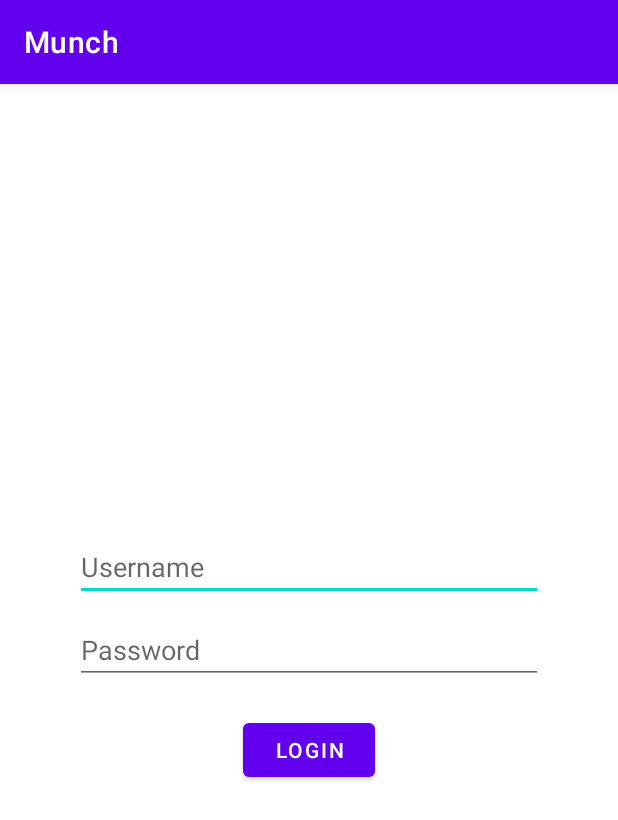
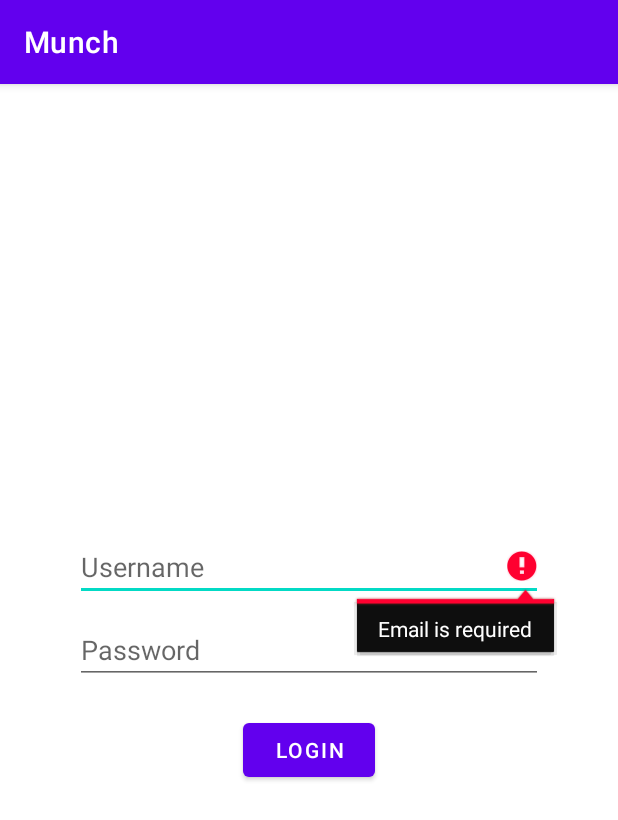
Before and after one commit to keithpang1238/Munch, an Android app: the screen it shows after launch (MainActivity before the commit, LoginActivity after it), after a tap on "LOGIN", on a phone screen of 412 x 824 dp. Shown: the top 820 px of the screen. Run offline under Robolectric (Android 15) with nearby library versions, the phone set to English and light mode, and no system bars; our stand-ins replace Firebase (no records; nobody signed in at launch, a user with empty details on screens opened directly).

Commit message:
Implement Firebase login

```diff
--- a/app/build.gradle
+++ b/app/build.gradle
@@ -1,5 +1,6 @@
 plugins {
     id 'com.android.application'
+    id 'com.google.gms.google-services'
 }
 
 android {
@@ -42,6 +43,7 @@ dependencies {
     implementation 'androidx.navigation:navigation-fragment:2.3.0'
     implementation 'androidx.navigation:navigation-ui:2.3.0'
     implementation 'androidx.legacy:legacy-support-v4:1.0.0'
+    implementation 'com.google.firebase:firebase-auth:19.2.0'
     testImplementation 'junit:junit:4.+'
     androidTestImplementation 'androidx.test.ext:junit:1.1.3'
     androidTestImplementation 'androidx.test.espresso:espresso-core:3.4.0'
--- a/app/src/main/AndroidManifest.xml
+++ b/app/src/main/AndroidManifest.xml
@@ -24,7 +24,7 @@
             android:name=".HomeActivity"
             android:exported="true" />
         <activity
-            android:name=".MainActivity"
+            android:name=".LoginActivity"
             android:exported="true">
             <intent-filter>
                 <action android:name="android.intent.action.MAIN" />
--- /dev/null
+++ b/app/src/main/java/com/example/munch/LoginActivity.java
@@ -0,0 +1,79 @@
+package com.example.munch;
+
+import androidx.annotation.NonNull;
+import androidx.appcompat.app.AppCompatActivity;
+
+import android.content.Intent;
+import android.os.Bundle;
+import android.text.TextUtils;
+import android.view.View;
+import android.widget.Button;
+import android.widget.EditText;
+import android.widget.Toast;
+
+import com.google.android.gms.tasks.OnCompleteListener;
+import com.google.android.gms.tasks.Task;
+import com.google.firebase.auth.AuthResult;
+import com.google.firebase.auth.FirebaseAuth;
+
+public class LoginActivity extends AppCompatActivity implements View.OnClickListener{
+
+    private Button loginBtn;
+    private EditText usernameEdit;
+    private EditText passwordEdit;
+    private FirebaseAuth mAuth;
+
+    @Override
+    protected void onCreate(Bundle savedInstanceState) {
+        super.onCreate(savedInstanceState);
+        setContentView(R.layout.activity_main);
+        mAuth = FirebaseAuth.getInstance();
+
+        loginBtn = findViewById(R.id.loginBtn);
+        usernameEdit = findViewById(R.id.usernameEdit);
+        passwordEdit = findViewById(R.id.passwordEdit);
+
+        loginBtn.setOnClickListener(this);
+    }
+
+    @Override
+    public void onClick(View view) {
+        switch(view.getId()) {
+            case R.id.loginBtn:
+                verifyCredentials();
+            default:
+                break;
+        }
+    }
+
+    private void verifyCredentials() {
+        String email = usernameEdit.getText().toString().trim();
+        String password = passwordEdit.getText().toString().trim();
+
+        if (TextUtils.isEmpty(email)) {
+            usernameEdit.setError("Email is required");
+            return;
+        }
+
+        if (TextUtils.isEmpty(password)) {
+            usernameEdit.setError("Password is required");
+            return;
+        }
+
+        mAuth.signInWithEmailAndPassword(email, password).addOnCompleteListener(
+            new OnCompleteListener<AuthResult>() {
+                @Override
+                public void onComplete(@NonNull Task<AuthResult> task) {
+                    if (task.isSuccessful()) {
+                        Toast.makeText(LoginActivity.this, "Logged in successfully", Toast.LENGTH_SHORT).show();
+                        startActivity(new Intent(LoginActivity.this, HomeActivity.class));
+                    } else {
+                        Toast.makeText(LoginActivity.this, task.getException().getMessage(), Toast.LENGTH_SHORT).show();
+                    }
+                }
+            }
+        );
+    }
+
+
+}
--- a/app/src/main/java/com/example/munch/MainActivity.java
+++ /dev/null
@@ -1,50 +0,0 @@
-package com.example.munch;
-
-import androidx.appcompat.app.AppCompatActivity;
-
-import android.content.Intent;
-import android.os.Bundle;
-import android.os.StrictMode;
-import android.view.View;
-import android.widget.Button;
-import android.widget.EditText;
-import android.widget.Toast;
-
-public class MainActivity extends AppCompatActivity implements View.OnClickListener{
-
-    private Button loginBtn;
-    private EditText usernameEdit;
-    private EditText passwordEdit;
-
-    @Override
-    protected void onCreate(Bundle savedInstanceState) {
-        super.onCreate(savedInstanceState);
-        setContentView(R.layout.activity_main);
-        loginBtn = findViewById(R.id.loginBtn);
-        usernameEdit = findViewById(R.id.usernameEdit);
-        passwordEdit = findViewById(R.id.passwordEdit);
-
-        loginBtn.setOnClickListener(this);
-    }
-
-    @Override
-    public void onClick(View view) {
-        switch(view.getId()) {
-            case R.id.loginBtn:
-                if (verifyCredentials(usernameEdit.getText().toString(), passwordEdit.getText().toString())) {
-                    startActivity(new Intent(MainActivity.this, HomeActivity.class));
-                }
-                else {
-                    Toast.makeText(this, "Incorrect credentials", Toast.LENGTH_SHORT).show();
-                }
-            default:
-                break;
-        }
-    }
-
-    private Boolean verifyCredentials(String username, String password) {
-        return username.equals("username") && password.equals("password");
-    }
-
-
-}
--- a/app/src/main/res/layout/activity_main.xml
+++ b/app/src/main/res/layout/activity_main.xml
@@ -4,7 +4,7 @@
     xmlns:tools="http://schemas.android.com/tools"
     android:layout_width="match_parent"
     android:layout_height="match_parent"
-    tools:context=".MainActivity">
+    tools:context=".LoginActivity">
 
     <RelativeLayout
         android:layout_width="match_parent"
--- a/app/src/main/res/layout/fragment_search_movie_provider.xml
+++ b/app/src/main/res/layout/fragment_search_movie_provider.xml
@@ -13,7 +13,7 @@
         <TextView
             android:layout_width="match_parent"
             android:layout_height="wrap_content"
-            android:text="How many of these have you bought"
+            android:text="Which streaming services do you use?"
             android:textAlignment="center"
             android:layout_marginBottom="20dp"
             android:layout_marginTop="20dp"
--- a/build.gradle
+++ b/build.gradle
@@ -6,6 +6,7 @@ buildscript {
     }
     dependencies {
         classpath "com.android.tools.build:gradle:4.2.2"
+        classpath 'com.google.gms:google-services:4.3.3'
 
         // NOTE: Do not place your application dependencies here; they belong
         // in the individual module build.gradle files
```
Also changed, not shown: 1 other file.
